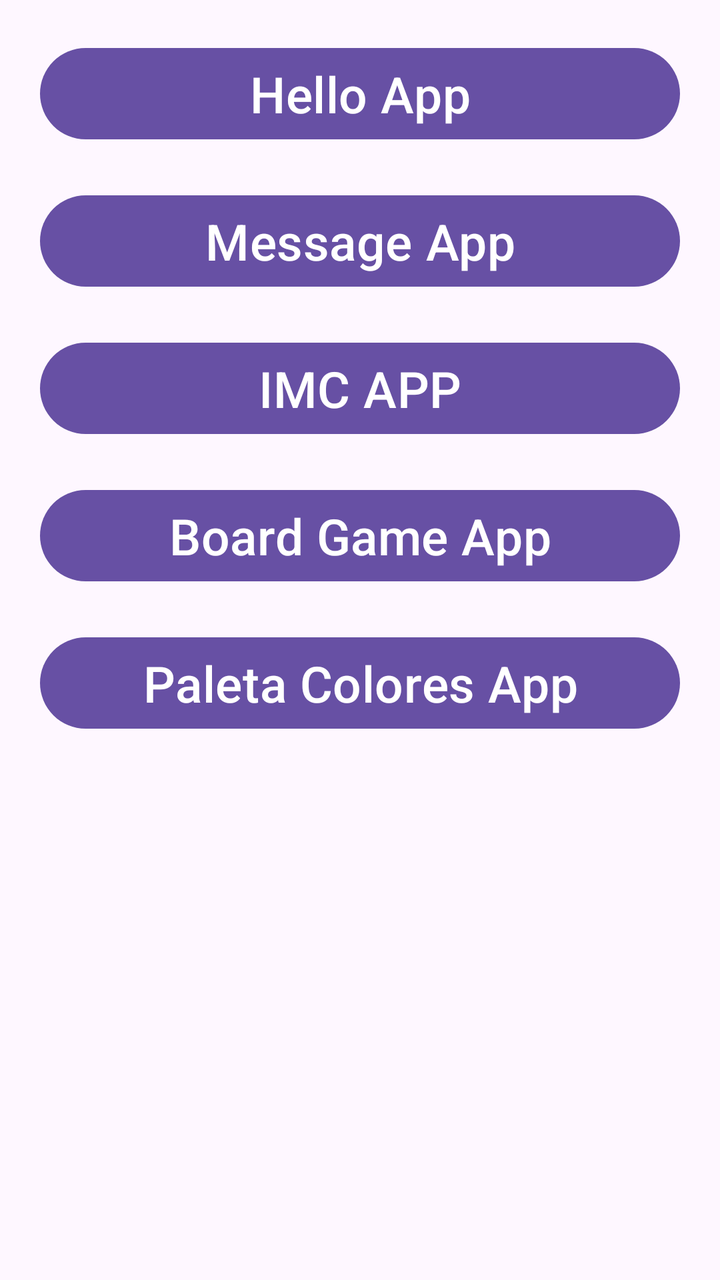
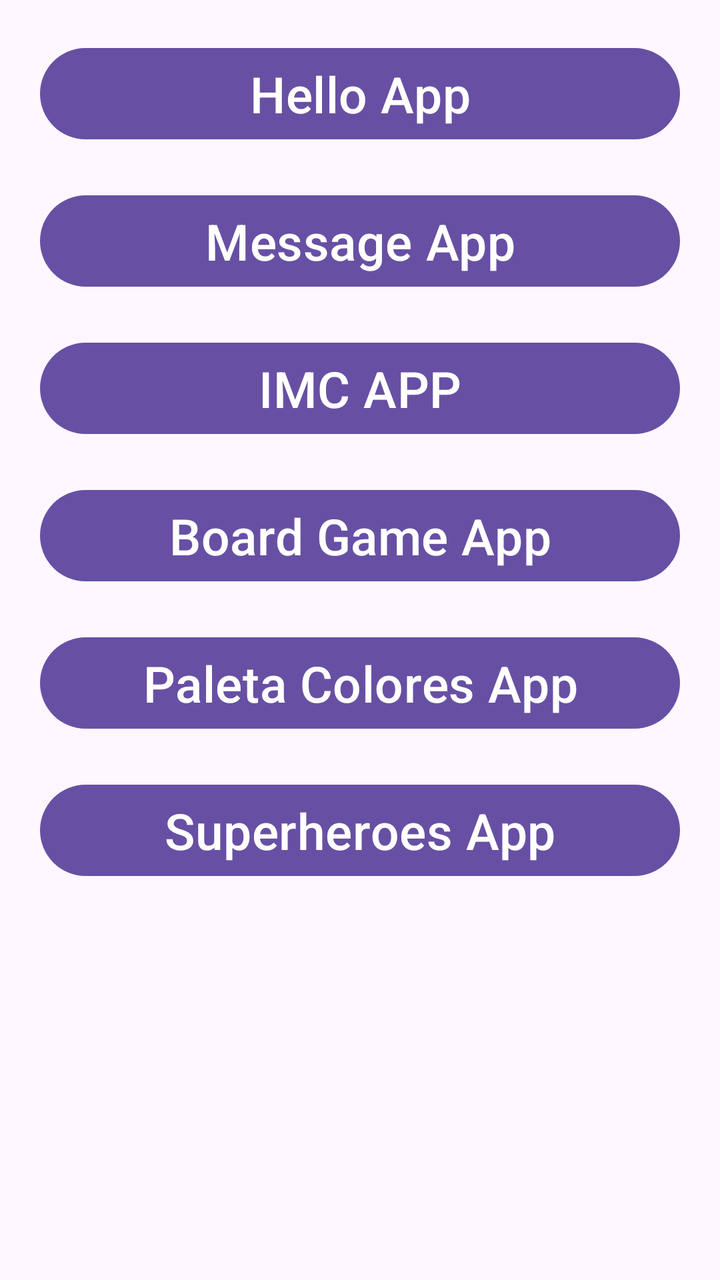

The first picture is an Android layout as it rendered before a commit; the second is the same layout after the commit. The layout source and the unified diff follow.
<!-- AndroidManifest.xml: application theme Theme.ComoqueraisApps -->
<!-- res/layout/activity_menu.xml -->
<?xml version="1.0" encoding="utf-8"?>
<LinearLayout
    xmlns:android="http://schemas.android.com/apk/res/android"
    xmlns:app="http://schemas.android.com/apk/res-auto"
    xmlns:tools="http://schemas.android.com/tools"
    android:id="@+id/main"
    android:layout_width="match_parent"
    android:layout_height="match_parent"
    android:orientation="vertical"
    tools:context=".MenuActivity">

    <Button
        android:id="@+id/btnHelloApp"
        android:layout_width="match_parent"
        android:layout_height="wrap_content"
        android:text="Hello App"
        android:textSize="25sp"
        android:layout_marginHorizontal="20dp"
        android:layout_marginTop="20dp"/>

    <Button
        android:id="@+id/btnMessageApp"
        android:layout_width="match_parent"
        android:layout_height="wrap_content"
        android:text="Message App"
        android:textSize="25sp"
        android:layout_marginHorizontal="20dp"
        android:layout_marginTop="20dp"/>

    <Button
        android:id="@+id/btnImcApp"
        android:layout_width="match_parent"
        android:layout_height="wrap_content"
        android:text="IMC APP"
        android:textSize="25sp"
        android:layout_marginHorizontal="20dp"
        android:layout_marginTop="20dp"/>

    <Button
        android:id="@+id/btnBoardGameApp"
        android:layout_width="match_parent"
        android:layout_height="wrap_content"
        android:text="@string/board_game_app"
        android:textSize="25sp"
        android:layout_marginHorizontal="20dp"
        android:layout_marginTop="20dp"/>

    <Button
        android:id="@+id/btnPaletaColoresApp"
        android:layout_width="match_parent"
        android:layout_height="wrap_content"
        android:text="@string/paleta_colores_app"
        android:textSize="25sp"
        android:layout_marginHorizontal="20dp"
        android:layout_marginTop="20dp"/>

</LinearLayout>
<!-- resources referenced by this layout -->
<resources>
  <string name="board_game_app">Board Game App</string>
  <string name="paleta_colores_app">Paleta Colores App</string>
  <style name="Theme.ComoqueraisApps" parent="Base.Theme.ComoqueraisApps" />
  <style name="Base.Theme.ComoqueraisApps" parent="Theme.Material3.DayNight.NoActionBar">
          
          
      </style>
</resources>

<!-- the commit's change to res/layout/activity_menu.xml (unified diff, before → after) -->
@@ -54,4 +54,13 @@
         android:layout_marginHorizontal="20dp"
         android:layout_marginTop="20dp"/>
 
+    <Button
+        android:id="@+id/btnSuperheroesApp"
+        android:layout_width="match_parent"
+        android:layout_height="wrap_content"
+        android:text="Superheroes App"
+        android:textSize="25sp"
+        android:layout_marginHorizontal="20dp"
+        android:layout_marginTop="20dp"/>
+
 </LinearLayout>
